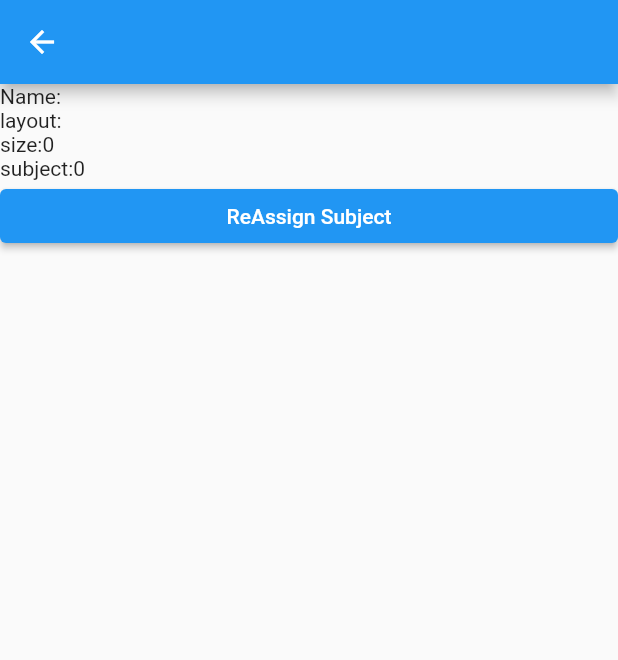
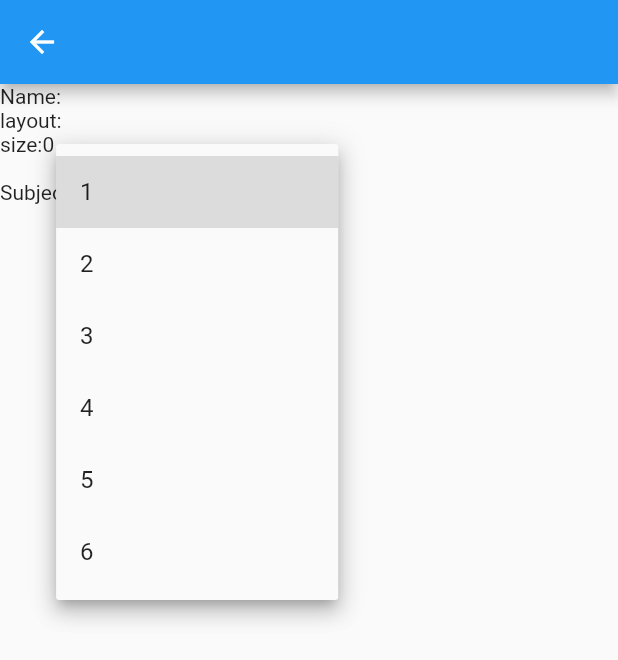
Before and after one commit to micedreams/classroom_allocation, a Flutter app: the ViewClassRoomScreen screen opened directly with empty values, after a tap on "ReAssign Subject", on a phone screen of 412 x 824 dp. Shown: the top 660 px of the screen. Run offline on Flutter 3.47's test engine with Material 2 defaults, Android fonts, the light colour scheme and no system bars; our stand-ins replace freezed_annotation.

Commit message:
subject assign drop down

```diff
--- a/lib/view_classroom.dart
+++ b/lib/view_classroom.dart
@@ -15,6 +15,7 @@ class ViewClassRoomScreen extends StatefulWidget {
 
 class _ViewClassRoomScreenState extends State<ViewClassRoomScreen> {
   Classroom? classRoom;
+  int? subjectId;
   @override
   void initState() {
     setState(() {
@@ -35,18 +36,34 @@ class _ViewClassRoomScreenState extends State<ViewClassRoomScreen> {
           Text("Name:${classRoom!.name!}"),
           Text("layout:${classRoom!.layout!}"),
           Text("size:${classRoom!.size!}"),
-          Text("subject:${classRoom!.subject}"),
-          ElevatedButton(
-              onPressed: () async {
-                final response =
-                    await EndPoints.assignReAssignSubject(classRoom!.id!, 1);
-                 setState(() {
-                  classRoom = Classroom.fromJson(response);
-                });
-              },
-              child: Text(classRoom!.subject == null
-                  ? "Assign Subject"
-                  : "ReAssign Subject"))
+          Row(
+            children: [
+              Text("Subject: "),
+              DropdownButton<int>(
+                hint: Text(classRoom!.subject == null
+                    ? "Assign Subject"
+                    : "ReAssign Subject"),
+                value: classRoom!.subject,
+                onChanged: (int? value) async {
+                  setState(() {
+                    subjectId = value!;
+                  });
+                  final response = await EndPoints.assignReAssignSubject(
+                      classRoom!.id!, subjectId!);
+
+                  setState(() {
+                    classRoom = Classroom.fromJson(response);
+                  });
+                },
+                items: <int>[1, 2, 3, 4, 5, 6].map((int value) {
+                  return DropdownMenuItem<int>(
+                    value: value,
+                    child: Text(value.toString()),
+                  );
+                }).toList(),
+              ),
+            ],
+          ),
         ],
       ),
     );
```
